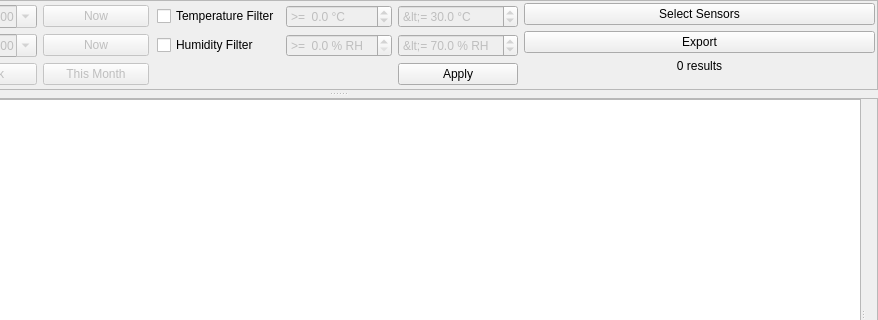
This is manager/src/MeasurementsWidget.ui in porkmarks/sense as Qt 5 draws it before an edit; both pictures show x 203 to 1081 and y 0 to 320 of the 1081 by 538 pixel window. The edited form follows.
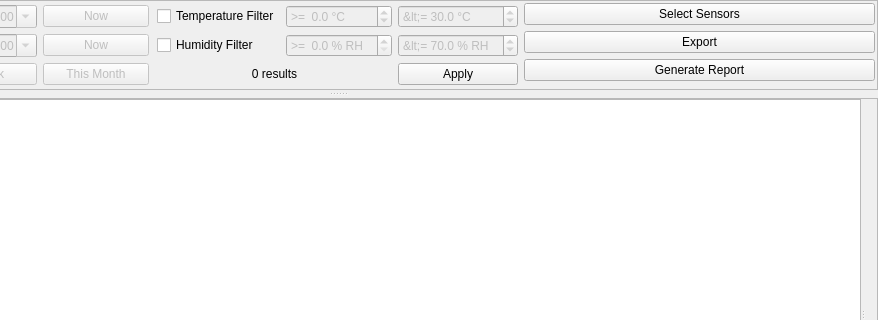
This is the edited form. Icons and pictures are not drawn.

Commit message: Added measurement id Started report generation Added battery estimator excel

The edit to the form file:
```diff
--- a/manager/src/MeasurementsWidget.ui
+++ b/manager/src/MeasurementsWidget.ui
@@ -390,6 +390,16 @@
             </property>
            </spacer>
           </item>
+          <item row="2" column="0" colspan="2">
+           <widget class="QLabel" name="resultCount">
+            <property name="text">
+             <string>0 results</string>
+            </property>
+            <property name="alignment">
+             <set>Qt::AlignCenter</set>
+            </property>
+           </widget>
+          </item>
          </layout>
         </widget>
        </item>
@@ -450,12 +460,13 @@
            </spacer>
           </item>
           <item row="3" column="0">
-           <widget class="QLabel" name="resultCount">
+           <widget class="QPushButton" name="generateReport">
             <property name="text">
-             <string>0 results</string>
+             <string>Generate Report</string>
             </property>
-            <property name="alignment">
-             <set>Qt::AlignCenter</set>
+            <property name="icon">
+             <iconset resource="../res/res.qrc">
+              <normaloff>:/icons/ui/report.png</normaloff>:/icons/ui/report.png</iconset>
             </property>
            </widget>
           </item>
```
The commit also changes 11 other files.
